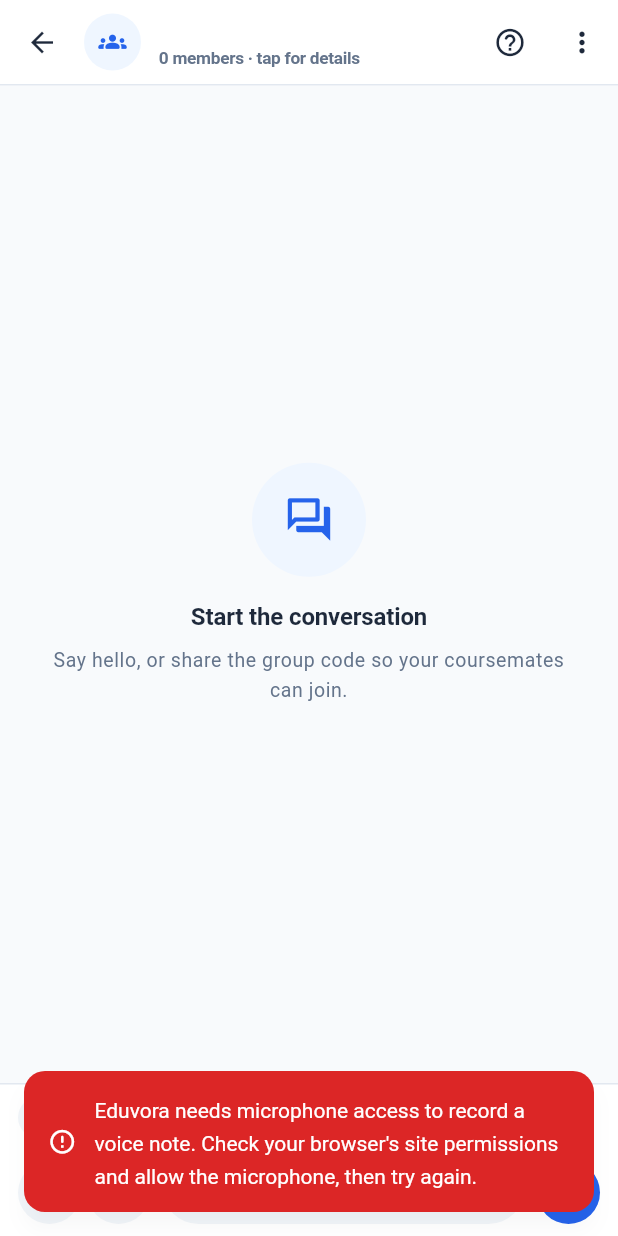
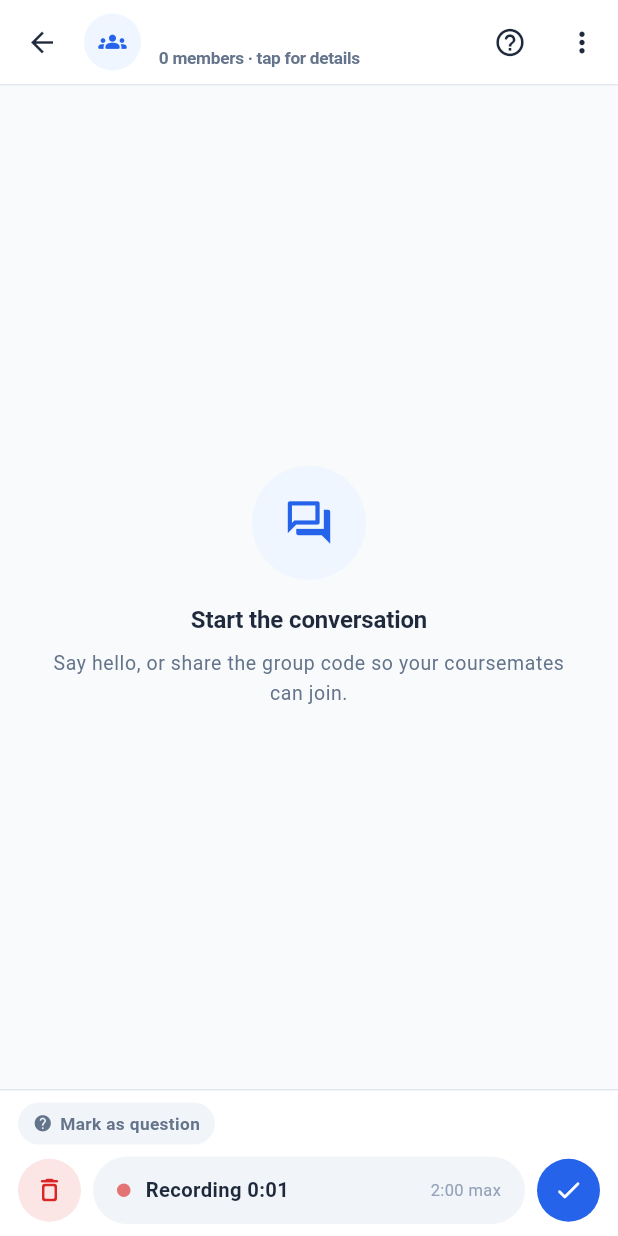
Before and after one commit to emekadominic1999-coder/eduvora-app, a Flutter app: the GroupChatScreen screen opened directly with empty values, after a tap on the "mic none" icon, on a phone screen of 412 x 824 dp. Run offline on Flutter 3.47's test engine with Material 3 defaults, Android fonts, the phone set to English and light mode, and no system bars; our stand-ins replace emoji_picker_flutter, file_picker, just_audio, shared_preferences, supabase_flutter, video_player; missing offline and left inert: flutter_math_fork, record; accounts and stored records are empty.

Commit message:
Drop the separate mic permission pre-check for voice notes
record's hasPermission() on web was reporting false even with the
microphone already allowed in the browser's own site settings. Recording
now starts directly via startStream() and lets the browser be the
source of truth for permission, reading the thrown error (if any) to
decide whether to show a permission-specific message.

```diff
--- a/lib/features/groups/presentation/screens/group_chat_screen.dart
+++ b/lib/features/groups/presentation/screens/group_chat_screen.dart
@@ -560,30 +560,14 @@ class _GroupChatScreenState extends State<GroupChatScreen> {
   Future<void> _startRecording() async {
     if (_recording || _pendingAttachment != null || _sending) return;
 
-    bool granted;
-    try {
-      granted = await _recorder.hasPermission();
-    } catch (error) {
-      // On the web, checking permission *is* asking for it — there is no
-      // separate "just check, don't prompt" API browsers expose — so a
-      // denial or a blocked prompt can surface here as a thrown error rather
-      // than a clean false. Either way it is a permission problem, not a
-      // recorder problem, so it gets the permission message, not the
-      // generic one below.
-      debugPrint('[Eduvora] microphone permission check failed: $error');
-      granted = false;
-    }
-    if (!granted) {
-      if (!mounted) return;
-      showEduvoraSnack(
-        context,
-        'Eduvora needs microphone access to record a voice note. Check your '
-        "browser's site permissions and allow the microphone, then try again.",
-        isError: true,
-      );
-      return;
-    }
-
+    // No separate permission pre-check: on the web, record's hasPermission()
+    // has been seen to report false even when the browser's own site
+    // settings already show the microphone allowed — presumably a mismatch
+    // between the plugin's check and the browser's actual permission state.
+    // Going straight to startStream() lets the browser be the single source
+    // of truth: if it already has permission, recording just begins; if it
+    // does not, the browser raises its own prompt or its own error, and
+    // that error is what gets read below.
     try {
       final Stream<Uint8List> stream = await _recorder.startStream(
         const RecordConfig(
@@ -623,14 +607,19 @@ class _GroupChatScreenState extends State<GroupChatScreen> {
     } catch (error) {
       debugPrint('[Eduvora] voice recording failed to start: $error');
       if (!mounted) return;
-      // A permission prompt that the student dismissed without choosing
-      // either way, rather than actively denying, tends to land here rather
-      // than in the branch above — worth naming as a real possibility, since
-      // "device" made it sound like a hardware fault the first time round.
+      final String detail = error.toString().toLowerCase();
+      final bool isPermission =
+          detail.contains('permission') ||
+          detail.contains('notallowed') ||
+          detail.contains('denied');
       showEduvoraSnack(
         context,
-        'We could not start recording. If a microphone permission prompt '
-        'appeared, please allow it and try again.',
+        isPermission
+            ? 'Eduvora needs microphone access to record a voice note. '
+                  "Check your browser's site permissions and allow the "
+                  'microphone, then reload the page and try again.'
+            : 'We could not start recording on this device '
+                  '(${error.runtimeType}). Please try again.',
         isError: true,
       );
     }
```
